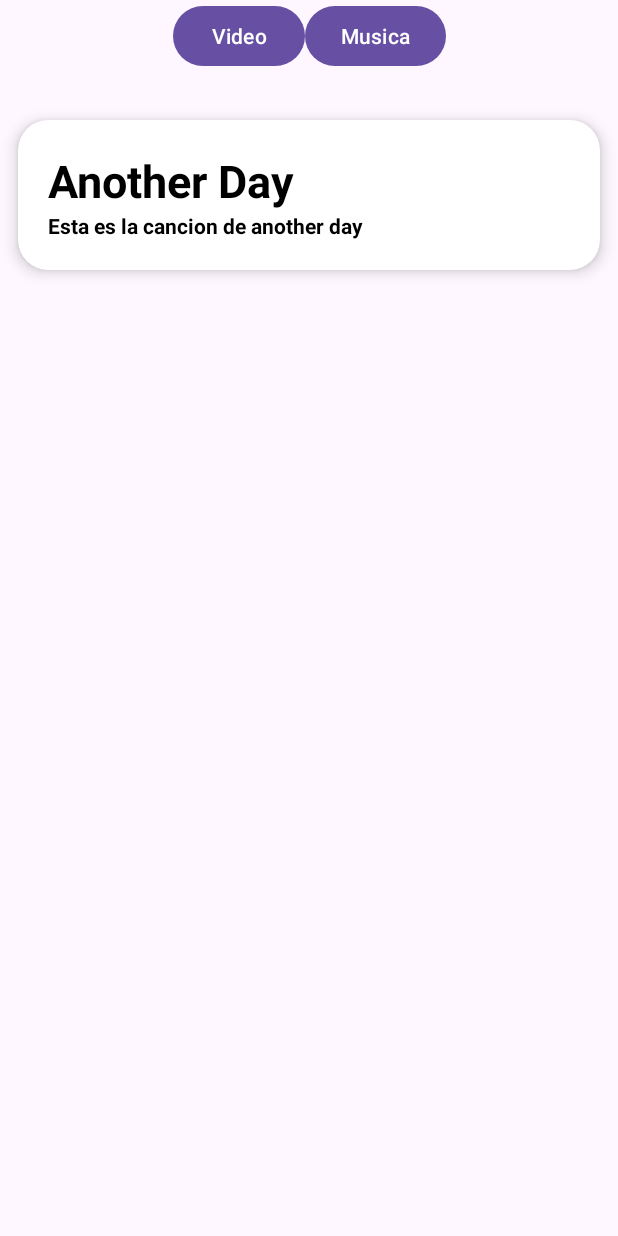
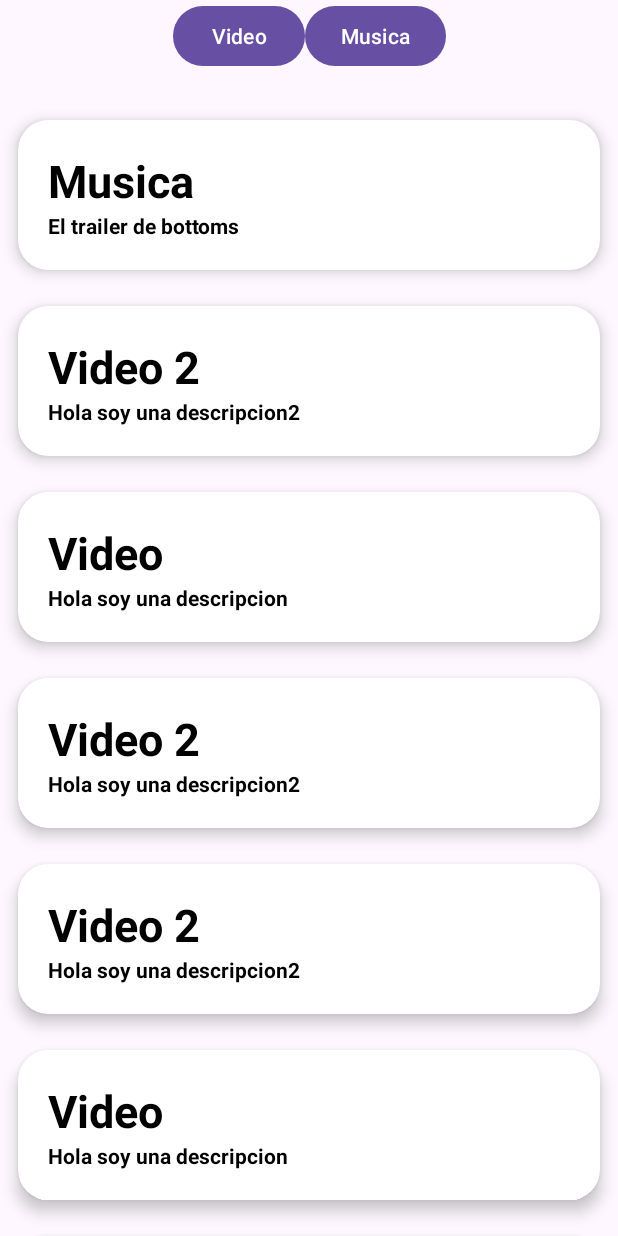
Before and after one commit to Hitgunit/NetflixVideosMusic, an Android app: the screen it shows after launch (MainActivity), after a tap on "Musica", on a phone screen of 412 x 824 dp. Run offline under Robolectric (Android 15) with nearby library versions, the phone set to English and light mode, and no system bars; 1 other tap on this screen came first.

Commit message:
AddURL
Se agregaron los URL locales

```diff
--- a/app/src/main/java/com/example/netflixvideosmusic/MainActivity.kt
+++ b/app/src/main/java/com/example/netflixvideosmusic/MainActivity.kt
@@ -35,15 +35,28 @@ class MainActivity : AppCompatActivity() {
         mediaList = if (tipo == "video"){
             mutableListOf(
                 Media("Bottoms", "El trailer de bottoms", R.raw.bottoms),
-                Media("Video 2", "Hola soy una descripcion2" , R.drawable.ic_launcher_background),
-                Media("Video", "Hola soy una descripcion", R.drawable.ic_launcher_foreground),
-                Media("Video 2", "Hola soy una descripcion2" , R.drawable.ic_launcher_background)
-
-
+                Media("Video 2", "Hola soy una descripcion2" , R.raw.cyberpunk),
+                Media("Video", "Hola soy una descripcion", R.raw.edgerunners),
+                Media("Video 2", "Hola soy una descripcion2" , R.raw.ferrari),
+                Media("Video 2", "Hola soy una descripcion2" , R.raw.jesus),
+                Media("Video", "Hola soy una descripcion", R.raw.jhonwick),
+                Media("Video 2", "Hola soy una descripcion2" , R.raw.mortalkombat),
+                Media("Video", "Hola soy una descripcion", R.raw.napoleon),
+                Media("Video 2", "Hola soy una descripcion2" , R.raw.onepiece),
+                Media("Video", "Hola soy una descripcion", R.raw.thekillers)
             )
         }else{
             mutableListOf(
-                Media("Another Day", "Esta es la cancion de another day", R.raw.anotherday)
+                Media("Musica", "El trailer de bottoms", R.raw.anotherday),
+                Media("Video 2", "Hola soy una descripcion2" , R.raw.childrenofthesky),
+                Media("Video", "Hola soy una descripcion", R.raw.chlorine),
+                Media("Video 2", "Hola soy una descripcion2" , R.raw.contenta),
+                Media("Video 2", "Hola soy una descripcion2" , R.raw.holdinontotoyou),
+                Media("Video", "Hola soy una descripcion", R.raw.lacuriosidad),
+                Media("Video 2", "Hola soy una descripcion2" , R.raw.lowlife),
+                Media("Video", "Hola soy una descripcion", R.raw.notion),
+                Media("Video 2", "Hola soy una descripcion2" , R.raw.queeseso),
+                Media("Video", "Hola soy una descripcion", R.raw.somethingreal)
             )
         }
 
```
Also changed, not shown: app/src/main/java/com/example/netflixvideosmusic/DetalleActivity.kt (+5 -3 lines).
